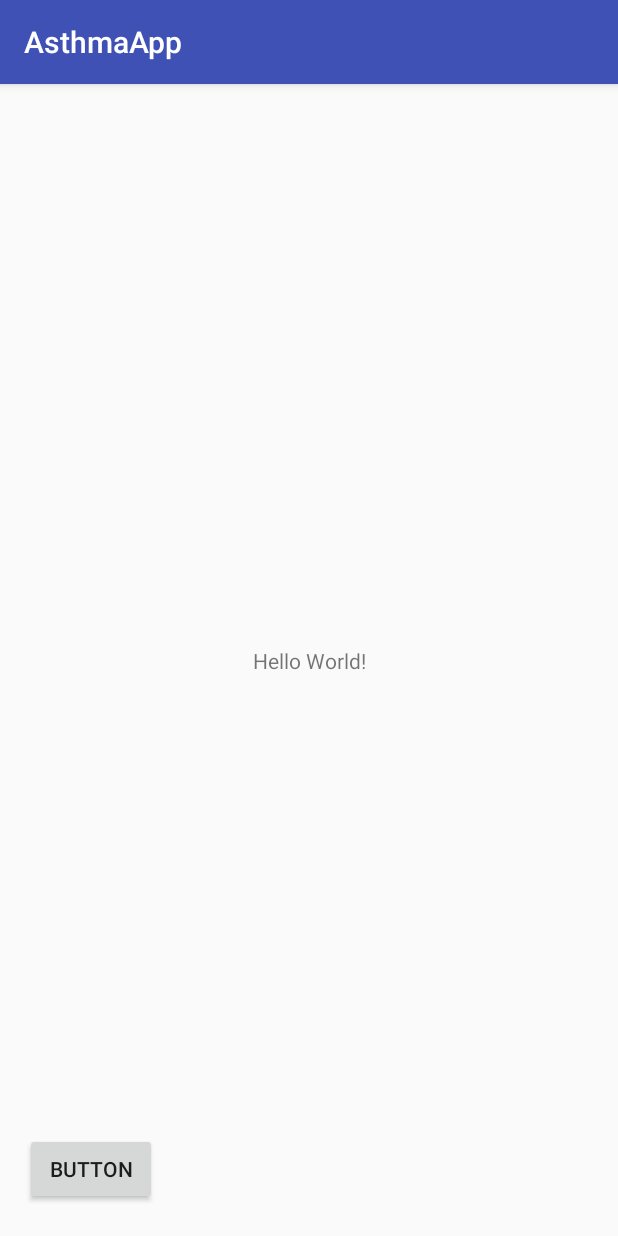
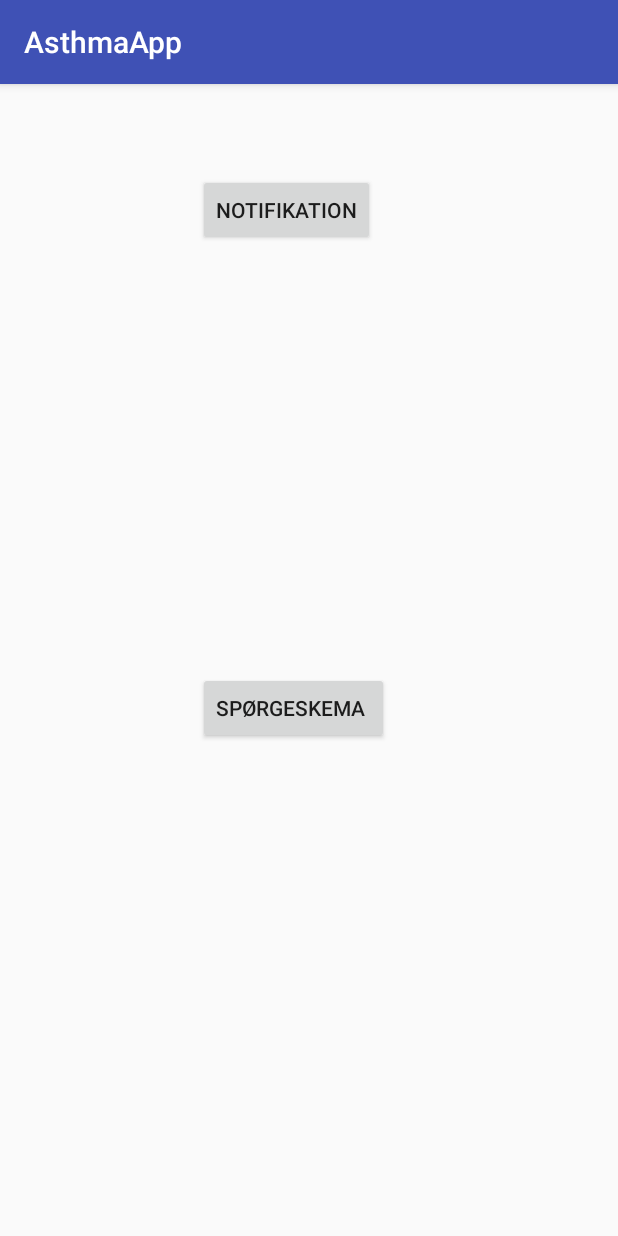
Before and after one commit to jeajonasjea/AsthmaAppJava, an Android app: the screen it shows after launch (MainActivity), on a phone screen of 412 x 824 dp. Run offline under Robolectric (Android 15) with nearby library versions, the phone set to English and light mode, and no system bars.

Commit message:
spørgeskema(activity2)

```diff
--- a/app/src/main/AndroidManifest.xml
+++ b/app/src/main/AndroidManifest.xml
@@ -16,7 +16,8 @@
                 <category android:name="android.intent.category.LAUNCHER" />
             </intent-filter>
         </activity>
-        <activity android:name=".notification_Activity"></activity>
+        <activity android:name=".notification_Activity" />
+        <activity android:name=".Spoergeskema"></activity>
     </application>
 
 </manifest>
--- a/app/src/main/java/com/example/styrm/asthmaapp/MainActivity.java
+++ b/app/src/main/java/com/example/styrm/asthmaapp/MainActivity.java
@@ -24,5 +24,14 @@ public class MainActivity extends AppCompatActivity {
                 }
             });
 
+        button = (Button)findViewById(R.id.spoergskemaKnap);
+        button.setOnClickListener(new View.OnClickListener() {
+            @Override
+            public void onClick(View view) {
+                Intent i2 = new Intent(getApplicationContext(), Spoergeskema.class);
+                startActivity(i2);
+            }
+        });
+
     }
 }
--- a/app/src/main/res/layout/activity_main.xml
+++ b/app/src/main/res/layout/activity_main.xml
@@ -6,29 +6,24 @@
     android:layout_height="match_parent"
     tools:context="com.example.styrm.asthmaapp.MainActivity">
 
-    <TextView
-        android:layout_width="wrap_content"
-        android:layout_height="wrap_content"
-        android:text="Hello World!"
-        app:layout_constraintBottom_toBottomOf="parent"
-        app:layout_constraintLeft_toLeftOf="parent"
-        app:layout_constraintRight_toRightOf="parent"
-        app:layout_constraintTop_toTopOf="parent" />
-
     <Button
         android:id="@+id/button"
         android:layout_width="wrap_content"
         android:layout_height="wrap_content"
-        android:layout_marginBottom="8dp"
-        android:layout_marginEnd="8dp"
-        android:layout_marginStart="8dp"
-        android:layout_marginTop="8dp"
-        android:text="Button"
+        android:layout_marginStart="132dp"
+        android:layout_marginTop="60dp"
+        android:text="Notifikation"
+        app:layout_constraintStart_toStartOf="parent"
+        app:layout_constraintTop_toTopOf="parent" />
+
+    <Button
+        android:id="@+id/spoergskemaKnap"
+        android:layout_width="wrap_content"
+        android:layout_height="wrap_content"
+        android:layout_marginBottom="328dp"
+        android:layout_marginStart="132dp"
+        android:text="Spørgeskema "
         app:layout_constraintBottom_toBottomOf="parent"
-        app:layout_constraintEnd_toEndOf="parent"
-        app:layout_constraintHorizontal_bias="0.028"
-        app:layout_constraintStart_toStartOf="parent"
-        app:layout_constraintTop_toTopOf="parent"
-        app:layout_constraintVertical_bias="0.982" />
+        app:layout_constraintStart_toStartOf="parent" />
 
 </android.support.constraint.ConstraintLayout>
```
Also changed, not shown: app/src/main/java/com/example/styrm/asthmaapp/Spoergeskema.java (added, +13 -0 lines), app/src/main/res/layout/activity_spoergeskema.xml (added, +9 -0 lines).
